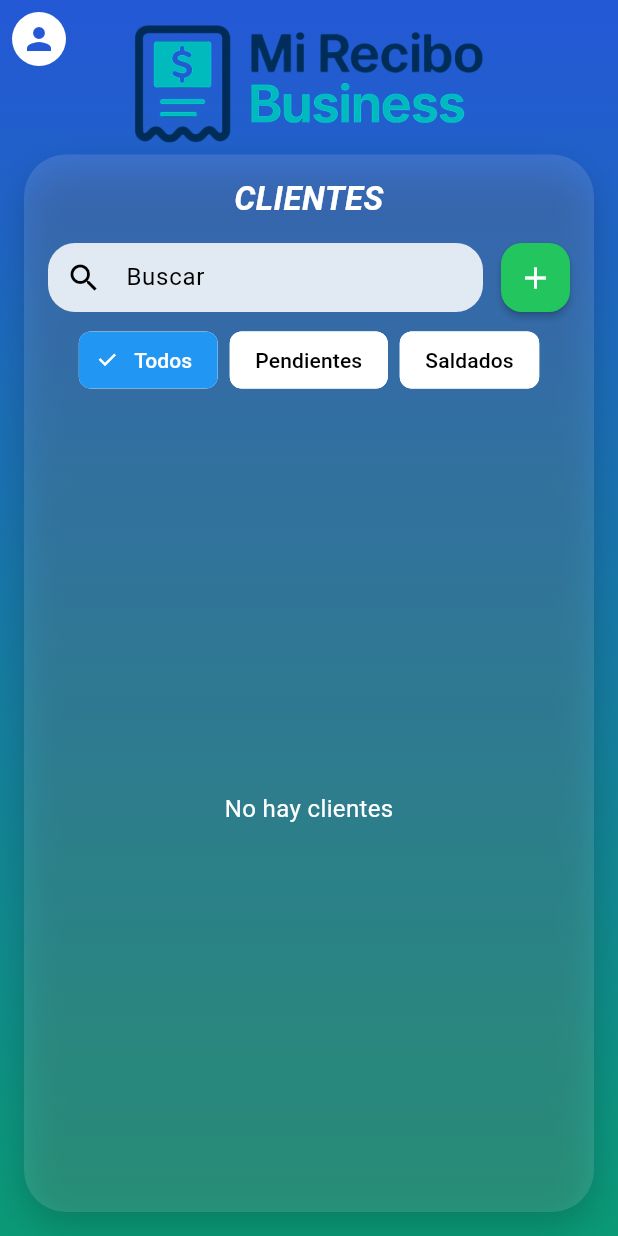
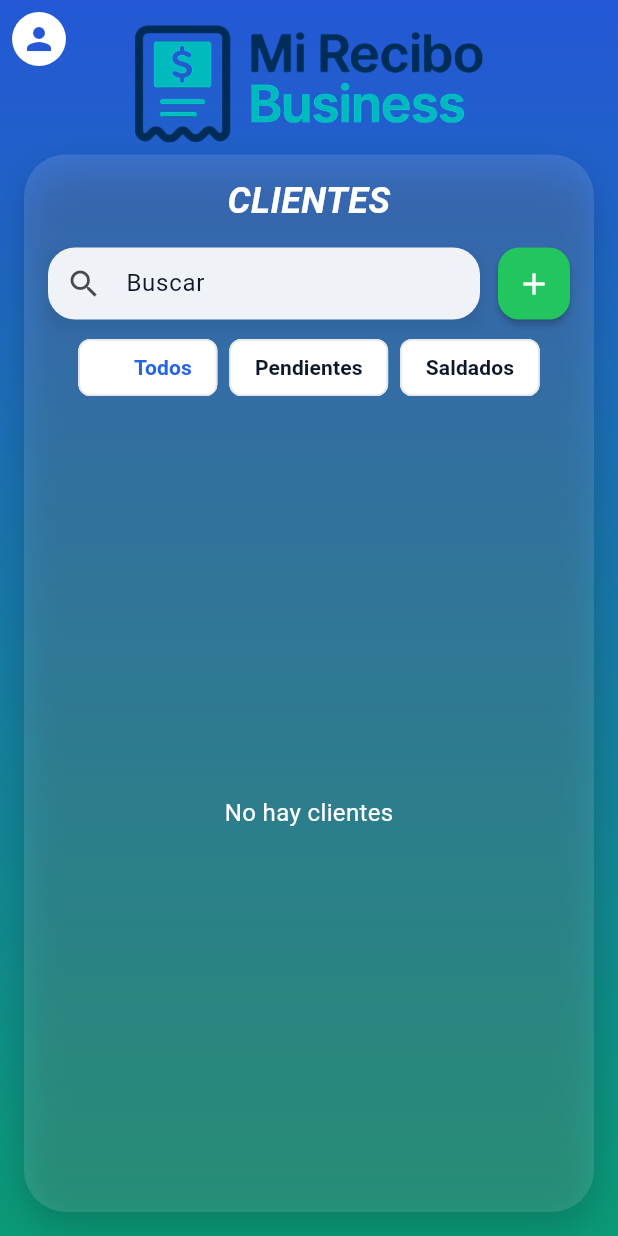
Before and after one commit to Luis2Sosa/mi_recibo_business, a Flutter app: the ClientesScreen screen opened directly, after a tap on "Todos", on a phone screen of 412 x 824 dp. Run offline on Flutter 3.47's test engine with Material 3 defaults, Android fonts, the phone set to English and light mode, and no system bars; our stand-ins replace cloud_firestore, firebase_auth, firebase_core, google_fonts, google_sign_in, pdf and 1 more; missing offline and left inert: flutter_file_dialog; accounts and stored records are empty; Roboto replaces fonts that are missing (Playfair).

Commit message:
Puliendo detalles

```diff
--- a/lib/ui/clientes_screen.dart
+++ b/lib/ui/clientes_screen.dart
@@ -64,7 +64,7 @@ class _ClientesScreenState extends State<ClientesScreen> {
 
   // ---- Banner bonito (2s) ----
   void _showBanner(String texto,
-      {Color color = const Color(0xFF16A34A),
+      {Color color = const Color(0xFF11A7A0),
         IconData icon = Icons.check_circle}) {
     final snack = SnackBar(
       behavior: SnackBarBehavior.floating,
@@ -84,7 +84,8 @@ class _ClientesScreenState extends State<ClientesScreen> {
             BoxShadow(
               color: Colors.black.withOpacity(0.12),
               blurRadius: 12,
-                offset: const Offset(0, 6))
+              offset: const Offset(0, 6),
+            )
           ],
         ),
         child: Row(
@@ -92,9 +93,12 @@ class _ClientesScreenState extends State<ClientesScreen> {
             Icon(icon, color: Colors.white),
             const SizedBox(width: 10),
             Expanded(
-                child: Text(texto,
-                    style: const TextStyle(
-                        color: Colors.white, fontWeight: FontWeight.w800))),
+              child: Text(
+                texto,
+                style:
+                const TextStyle(color: Colors.white, fontWeight: FontWeight.w800),
+              ),
+            ),
           ],
         ),
       ),
@@ -293,6 +297,14 @@ class _ClientesScreenState extends State<ClientesScreen> {
           child: Column(
             mainAxisSize: MainAxisSize.min,
             children: [
+              const Padding(
+                padding: EdgeInsets.only(top: 6, bottom: 4),
+                child: Text(
+                  'Acciones',
+                  style: TextStyle(fontWeight: FontWeight.w700, fontSize: 16),
+                ),
+              ),
+              const Divider(height: 0, color: Color(0xFFE5E7EB)),
               ListTile(
                 leading: const Icon(Icons.edit, color: Color(0xFF2563EB)),
                 title: const Text('Editar'),
@@ -301,7 +313,7 @@ class _ClientesScreenState extends State<ClientesScreen> {
                   _abrirEditarCliente(c);
                 },
               ),
-              const Divider(height: 0),
+              const Divider(height: 0, color: Color(0xFFE5E7EB)),
               ListTile(
                 leading: const Icon(Icons.delete, color: Colors.red),
                 title: const Text('Eliminar',
@@ -311,7 +323,7 @@ class _ClientesScreenState extends State<ClientesScreen> {
                   _confirmarEliminar(c);
                 },
               ),
-              const Divider(height: 0),
+              const Divider(height: 0, color: Color(0xFFE5E7EB)),
               ListTile(
                 leading: const Icon(Icons.close),
                 title: const Text('Cancelar'),
@@ -397,12 +409,13 @@ class _ClientesScreenState extends State<ClientesScreen> {
                           child: Container(
                             decoration: BoxDecoration(
                               color: Colors.white.withOpacity(0.12),
-                              borderRadius: BorderRadius.circular(28),
+                              borderRadius: BorderRadius.circular(28), // ⬆️ sutil
                               boxShadow: [
                                 BoxShadow(
                                   color: Colors.black.withOpacity(0.18),
-                                    blurRadius: 20,
-                                    offset: const Offset(0, 10))
+                                  blurRadius: 20, // ⬆️ suave
+                                  offset: const Offset(0, 10),
+                                ),
                               ],
                             ),
                             child: ClipRRect(
@@ -415,16 +428,20 @@ class _ClientesScreenState extends State<ClientesScreen> {
                                       top: 14,
                                       left: 16,
                                       right: 16,
-                                        bottom: 4),
-                                    child: Text('CLIENTES',
+                                      bottom: 4,
+                                    ),
+                                    child: Text(
+                                      'CLIENTES',
                                       textAlign: TextAlign.center,
                                       style: GoogleFonts.playfair(
                                         color: Colors.white,
-                                          fontSize: 22,
+                                        fontSize: 24, // ⬆️ +2pt
                                         fontWeight: FontWeight.w600,
                                         fontStyle: FontStyle.italic,
-                                        )),
                                       ),
+                                    ),
+                                  ),
+
                                   // Buscador + botón agregar
                                   Padding(
                                     padding: const EdgeInsets.fromLTRB(
@@ -432,24 +449,38 @@ class _ClientesScreenState extends State<ClientesScreen> {
                                     child: Row(
                                       children: [
                                         Expanded(
-                                          child: SizedBox(
-                                            height: 46,
+                                          child: Container(
+                                            height: 48, // ⬆️
+                                            decoration: BoxDecoration(
+                                              boxShadow: [
+                                                BoxShadow(
+                                                  color: Colors.black
+                                                      .withOpacity(0.08),
+                                                  blurRadius: 8,
+                                                  offset: const Offset(0, 4),
+                                                ),
+                                              ],
+                                            ),
                                             child: TextField(
                                               controller: _searchCtrl,
-                                              onChanged: (_) =>
-                                                  setState(() {}),
+                                              onChanged: (_) => setState(() {}),
                                               decoration: InputDecoration(
                                                 hintText: 'Buscar',
-                                                prefixIcon:
-                                                const Icon(Icons.search),
+                                                hintStyle: const TextStyle(
+                                                  color: Color(0xFF111827),
+                                                ),
+                                                prefixIcon: Icon(
+                                                  Icons.search,
+                                                  color: Colors.black
+                                                      .withOpacity(0.7),
+                                                ),
                                                 filled: true,
                                                 fillColor: Colors.white
-                                                    .withOpacity(0.85),
+                                                    .withOpacity(0.92),
                                                 contentPadding:
-                                                const EdgeInsets
-                                                    .symmetric(
+                                                const EdgeInsets.symmetric(
                                                     horizontal: 14,
-                                                    vertical: 10),
+                                                    vertical: 12),
                                                 border: OutlineInputBorder(
                                                   borderRadius:
                                                   BorderRadius.circular(18),
@@ -461,8 +492,8 @@ class _ClientesScreenState extends State<ClientesScreen> {
                                         ),
                                         const SizedBox(width: 12),
                                         SizedBox(
-                                          width: 46,
-                                          height: 46,
+                                          width: 48, // ⬆️
+                                          height: 48, // ⬆️
                                           child: Material(
                                             color: const Color(0xFF22C55E),
                                             borderRadius:
@@ -490,11 +521,22 @@ class _ClientesScreenState extends State<ClientesScreen> {
                                       children: [
                                         ChoiceChip(
                                           label: const Text('Todos'),
-                                          selected: _filtro ==
-                                              FiltroClientes.todos,
+                                          selected:
+                                          _filtro == FiltroClientes.todos,
                                           onSelected: (_) => setState(() =>
-                                          _filtro =
-                                              FiltroClientes.todos),
+                                          _filtro = FiltroClientes.todos),
+                                          backgroundColor: Colors.white
+                                              .withOpacity(0.85),
+                                          selectedColor: Colors.white,
+                                          side: const BorderSide(
+                                              color: Color(0xFFE5E7EB)),
+                                          labelStyle: TextStyle(
+                                            color: _filtro ==
+                                                FiltroClientes.todos
+                                                ? const Color(0xFF2563EB)
+                                                : const Color(0xFF0F172A),
+                                            fontWeight: FontWeight.w600,
+                                          ),
                                         ),
                                         ChoiceChip(
                                           label: const Text('Pendientes'),
@@ -503,14 +545,37 @@ class _ClientesScreenState extends State<ClientesScreen> {
                                           onSelected: (_) => setState(() =>
                                           _filtro =
                                               FiltroClientes.pendientes),
+                                          backgroundColor: Colors.white
+                                              .withOpacity(0.85),
+                                          selectedColor: Colors.white,
+                                          side: const BorderSide(
+                                              color: Color(0xFFE5E7EB)),
+                                          labelStyle: TextStyle(
+                                            color: _filtro ==
+                                                FiltroClientes.pendientes
+                                                ? const Color(0xFF2563EB)
+                                                : const Color(0xFF0F172A),
+                                            fontWeight: FontWeight.w600,
+                                          ),
                                         ),
                                         ChoiceChip(
                                           label: const Text('Saldados'),
                                           selected: _filtro ==
                                               FiltroClientes.saldados,
                                           onSelected: (_) => setState(() =>
-                                          _filtro =
-                                              FiltroClientes.saldados),
+                                          _filtro = FiltroClientes.saldados),
+                                          backgroundColor: Colors.white
+                                              .withOpacity(0.85),
+                                          selectedColor: Colors.white,
+                                          side: const BorderSide(
+                                              color: Color(0xFFE5E7EB)),
+                                          labelStyle: TextStyle(
+                                            color: _filtro ==
+                                                FiltroClientes.saldados
+                                                ? const Color(0xFF2563EB)
+                                                : const Color(0xFF0F172A),
+                                            fontWeight: FontWeight.w600,
+                                          ),
                                         ),
                                       ],
                                     ),
@@ -538,16 +603,17 @@ class _ClientesScreenState extends State<ClientesScreen> {
                                           return const Center(
                                             child:
                                             CircularProgressIndicator(
-                                                  color:
-                                                  Colors.white));
+                                                color: Colors.white),
+                                          );
                                         }
                                         if (snap.hasError) {
                                           return Center(
                                             child: Text(
                                               'Error: ${snap.error}',
                                               style: const TextStyle(
-                                                      color:
-                                                      Colors.white)));
+                                                  color: Colors.white),
+                                            ),
+                                          );
                                         }
                                         final docs =
                                             snap.data?.docs ?? [];
@@ -569,8 +635,7 @@ class _ClientesScreenState extends State<ClientesScreen> {
                                           return _Cliente(
                                             id: d.id,
                                             codigo: codigoVisible,
-                                            nombre:
-                                            (data['nombre'] ?? '')
+                                            nombre: (data['nombre'] ?? '')
                                             as String,
                                             apellido:
                                             (data['apellido'] ?? '')
@@ -578,7 +643,8 @@ class _ClientesScreenState extends State<ClientesScreen> {
                                             telefono:
                                             (data['telefono'] ?? '')
                                             as String,
-                                            direccion: data['direccion']
+                                            direccion:
+                                            data['direccion']
                                             as String?,
                                             producto:
                                             (data['producto']
@@ -596,10 +662,11 @@ class _ClientesScreenState extends State<ClientesScreen> {
                                                 .toDouble(),
                                             periodo: (data['periodo'] ??
                                                 'Mensual') as String,
-                                            proximaFecha: (data[
+                                            proximaFecha:
+                                            (data['proximaFecha']
+                                            is Timestamp)
+                                                ? (data[
                                             'proximaFecha']
-                                            is Timestamp)
-                                                ? (data['proximaFecha']
                                             as Timestamp)
                                                 .toDate()
                                                 : DateTime.now(),
@@ -643,11 +710,14 @@ class _ClientesScreenState extends State<ClientesScreen> {
                                             child: Text('No hay clientes',
                                                 style: TextStyle(
                                                     fontSize: 16,
-                                                    color: Colors.white)),
+                                                    color:
+                                                    Colors.white)),
                                           );
                                         }
 
                                         return ListView.builder(
+                                          physics:
+                                          const BouncingScrollPhysics(), // ⬅️ feel premium
                                           padding:
                                           const EdgeInsets.fromLTRB(
                                               12, 8, 12, 24),
@@ -699,14 +769,15 @@ class _ClientesScreenState extends State<ClientesScreen> {
                           Navigator.push(
                             context,
                             MaterialPageRoute(
-                                  builder: (_) =>
-                                  const PerfilPrestamistaScreen()));
+                              builder: (_) => const PerfilPrestamistaScreen(),
+                            ),
+                          );
                         },
                         child: const CircleAvatar(
                           radius: 18,
                           backgroundColor: Colors.white,
-                          child: Icon(Icons.person,
-                              color: Color(0xFF2458D6)),
+                          child:
+                          Icon(Icons.person, color: Color(0xFF2458D6)),
                         ),
                       ),
                       const Spacer(),
@@ -821,9 +892,9 @@ class _ClienteCard extends StatelessWidget {
     if (!resaltar) return Colors.transparent;
     switch (estado) {
       case _EstadoVenc.vencido:
-        return const Color(0xFFEF4444); // rojo
+        return const Color(0xFFDC2626); // rojo más elegante
       case _EstadoVenc.hoy:
-        return const Color(0xFFF97316); // naranja
+        return const Color(0xFFFB923C); // naranja cálido
       case _EstadoVenc.pronto:
         return const Color(0xFFFACC15); // amarillo
       case _EstadoVenc.alDia:
@@ -859,7 +930,8 @@ class _ClienteCard extends StatelessWidget {
           BoxShadow(
             color: Colors.black.withOpacity(0.08),
             blurRadius: 12,
-              offset: const Offset(0, 6))
+            offset: const Offset(0, 6),
+          )
         ],
       ),
       child: ClipRRect(
@@ -873,15 +945,22 @@ class _ClienteCard extends StatelessWidget {
               padding: const EdgeInsets.symmetric(horizontal: 16),
               child: Row(
                 children: [
-                  Text(codigoCorto ?? cliente.codigo,
+                  Text(
+                    codigoCorto ?? cliente.codigo,
                     style: const TextStyle(
-                          fontWeight: FontWeight.w700, color: Colors.black87)),
+                      fontWeight: FontWeight.w700,
+                      color: Colors.black87,
+                    ),
+                  ),
                   const Spacer(),
                   if (resaltar || cliente.saldoActual <= 0)
-                    Text(_estadoTexto(),
+                    Text(
+                      _estadoTexto(),
                       style: const TextStyle(
-                            fontWeight: FontWeight.w800,
-                            color: Colors.black87)),
+                        fontWeight: FontWeight.w700, // semibold/strong
+                        color: Colors.black87,
+                      ),
+                    ),
                 ],
               ),
             ),
@@ -895,26 +974,41 @@ class _ClienteCard extends StatelessWidget {
                     child: Column(
                       crossAxisAlignment: CrossAxisAlignment.start,
                       children: [
-                        Text(cliente.nombreCompleto,
+                        Text(
+                          cliente.nombreCompleto,
                           style: const TextStyle(
-                                fontSize: 18,
-                                fontWeight: FontWeight.w800)),
+                            fontSize: 19, // ⬆️ +1pt
+                            fontWeight: FontWeight.w800,
+                          ),
+                        ),
                         const SizedBox(height: 4),
-                        Text('Tel: ${cliente.telefono}',
+                        Text(
+                          'Tel: ${cliente.telefono}',
                           style: const TextStyle(
-                                fontSize: 12, color: Colors.black87)),
+                            fontSize: 12,
+                            color: Color(0xDE000000), // 87% black
+                          ),
+                        ),
                         const SizedBox(height: 4),
                         Text(
                           'Interés ${cliente.periodo.toLowerCase()}: ${_monedaRD(interesPeriodo)}',
                           style: const TextStyle(
-                                fontSize: 12, color: Colors.black87)),
+                            fontSize: 12,
+                            color: Color(0xDE000000),
+                          ),
+                        ),
                       ],
                     ),
                   ),
                   // Derecha
-                  Text('Saldo: ${_monedaRD(cliente.saldoActual)}',
+                  Text(
+                    'Saldo: ${_monedaRD(cliente.saldoActual)}',
                     style: const TextStyle(
-                          fontSize: 14, color: Colors.black87)),
+                      fontSize: 14,
+                      color: Colors.black87,
+                      fontWeight: FontWeight.w600,
+                    ),
+                  ),
                 ],
               ),
             ),
```
Lines whose indentation alone changed are shown as unchanged.
